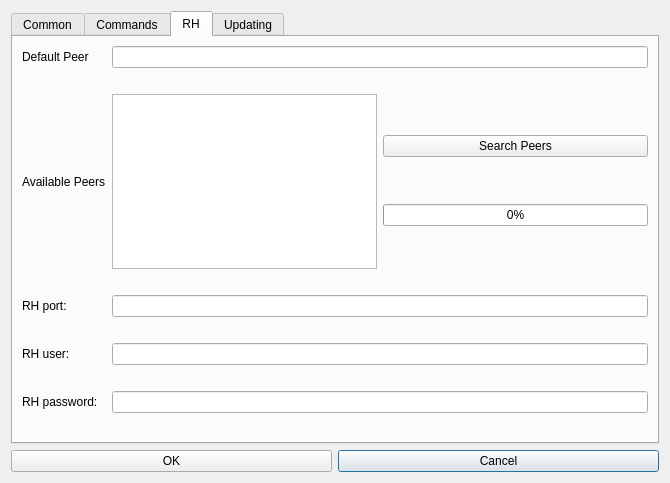
Qt form hub/forms/DlgSettings.ui (subutai-io/control-center) before a commit.
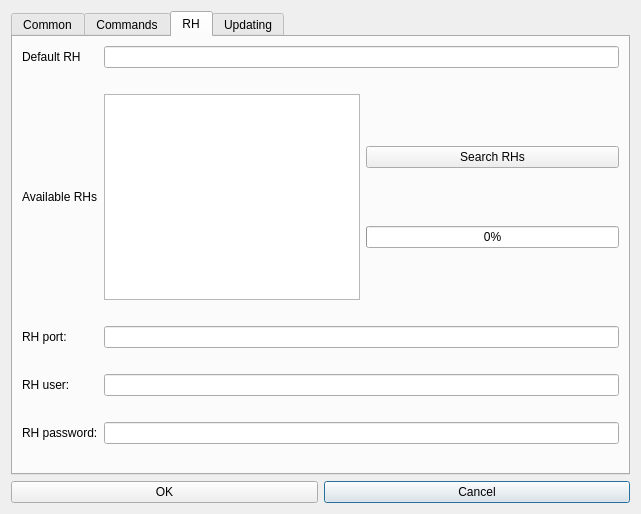
The same form after that commit. The open tabs and pages were chosen to show the change. Icons and pictures are not drawn.

```diff
--- a/hub/forms/DlgSettings.ui
+++ b/hub/forms/DlgSettings.ui
@@ -6,8 +6,8 @@
    <rect>
     <x>0</x>
     <y>0</y>
-    <width>670</width>
-    <height>483</height>
+    <width>641</width>
+    <height>514</height>
    </rect>
   </property>
   <property name="windowTitle">
@@ -520,14 +520,14 @@
            <item row="0" column="0">
             <widget class="QLabel" name="lbl_rhip_host">
              <property name="text">
-              <string>Default Peer</string>
+              <string>Default RH</string>
              </property>
             </widget>
            </item>
            <item row="2" column="0">
             <widget class="QLabel" name="lbl_rh_list">
              <property name="text">
-              <string>Available Peers</string>
+              <string>Available RHs</string>
              </property>
             </widget>
            </item>
@@ -539,7 +539,7 @@
              <item row="0" column="0">
               <widget class="QPushButton" name="btn_refresh_rh_list">
                <property name="text">
-                <string>Search Peers</string>
+                <string>Search RHs</string>
                </property>
               </widget>
              </item>
```
